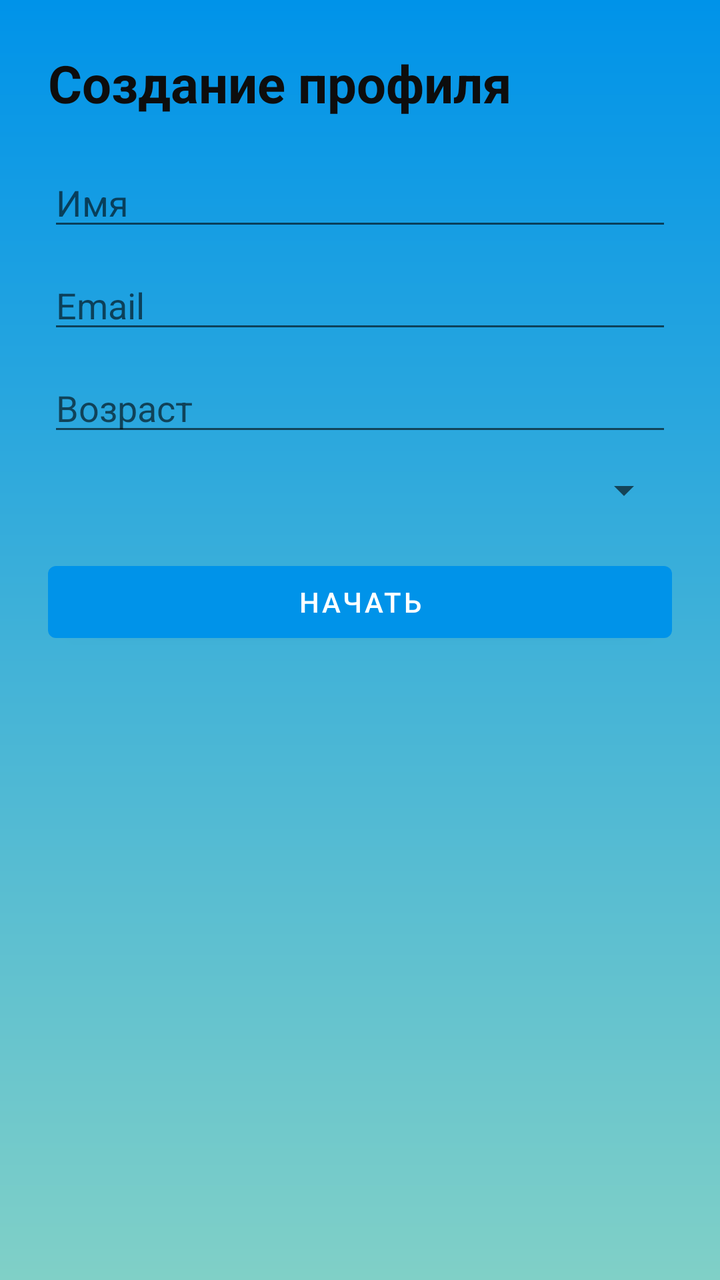
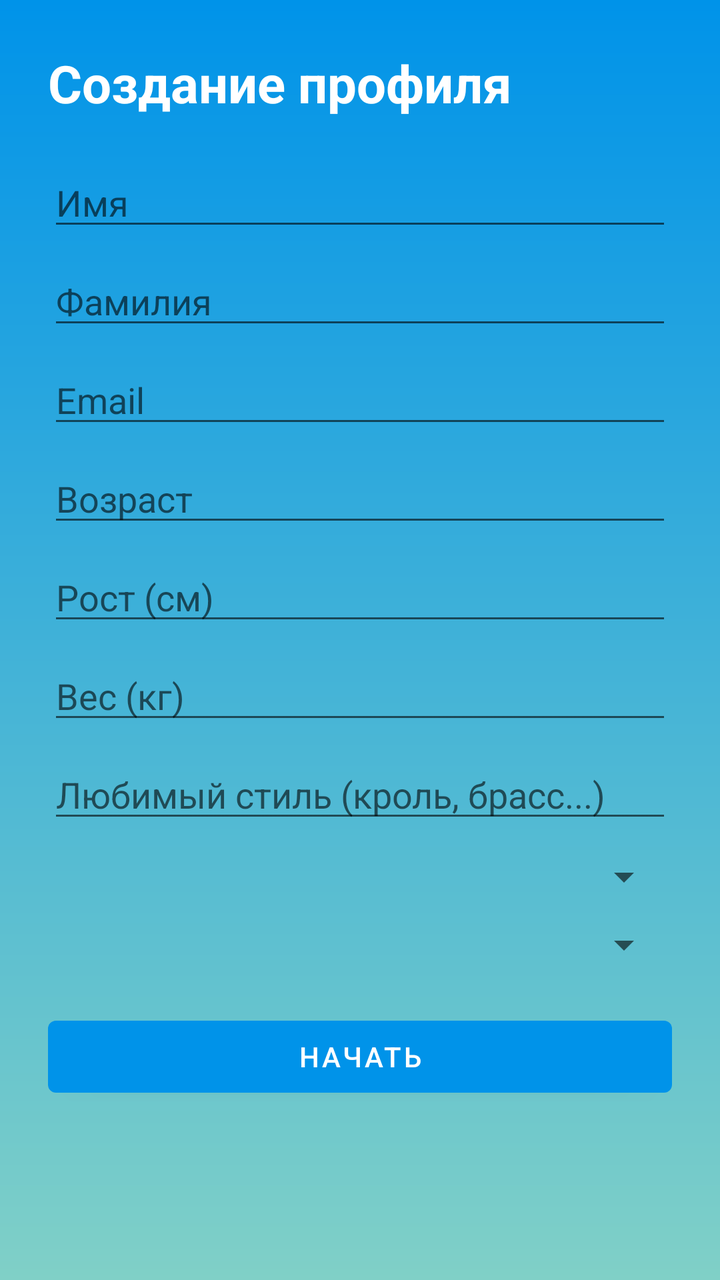

An Android layout rendered at two revisions. The XML below is the earlier revision; the diff shows what the commit changed to produce the second picture.
<!-- AndroidManifest.xml: application theme Theme.AquaTime -->
<!-- res/layout/activity_user_setup.xml -->
<ScrollView xmlns:android="http://schemas.android.com/apk/res/android"
    android:layout_width="match_parent"
    android:layout_height="match_parent"
    android:background="@drawable/bg_gradient">

    <LinearLayout
        android:orientation="vertical"
        android:padding="24dp"
        android:layout_width="match_parent"
        android:layout_height="wrap_content">

        <TextView
            android:layout_height="wrap_content"
            android:layout_width="match_parent"
            android:text="Создание профиля"
            android:textSize="26sp"
            android:textStyle="bold"
            android:layout_marginBottom="20dp"/>

        <EditText
            android:id="@+id/et_name"
            android:hint="Имя"
            android:layout_width="match_parent"
            android:layout_height="wrap_content"/>

        <EditText
            android:id="@+id/et_email"
            android:hint="Email"
            android:layout_width="match_parent"
            android:layout_height="wrap_content"
            android:layout_marginTop="10dp"/>

        <EditText
            android:id="@+id/et_age"
            android:hint="Возраст"
            android:inputType="number"
            android:layout_width="match_parent"
            android:layout_height="wrap_content"
            android:layout_marginTop="10dp"/>

        <Spinner
            android:id="@+id/spinner_level"
            android:layout_width="match_parent"
            android:layout_height="wrap_content"
            android:layout_marginTop="10dp"/>

        <Button
            android:id="@+id/btn_continue"
            android:text="Начать"
            android:layout_width="match_parent"
            android:layout_height="wrap_content"
            android:layout_marginTop="20dp"/>

    </LinearLayout>
</ScrollView>
<!-- resources referenced by this layout -->
<resources>
  <!-- drawable bg_gradient (drawable) -->
  <shape xmlns:android="http://schemas.android.com/apk/res/android">
      <gradient
          android:type="linear"
          android:startColor="#0093E9"
          android:endColor="#80D0C7"
          android:angle="270"/>
  </shape>
  <style name="Theme.AquaTime" parent="Theme.MaterialComponents.DayNight.NoActionBar">
          
          <item name="colorPrimary">@color/aqua_primary</item>
          <item name="colorPrimaryVariant">@color/aqua_secondary</item>
          <item name="colorOnPrimary">@android:color/white</item>
  
          <item name="colorSecondary">@color/aqua_accent</item>
          <item name="colorSecondaryVariant">@color/aqua_primary</item>
          <item name="colorOnSecondary">@android:color/white</item>
  
          
          <item name="android:colorBackground">@color/background_light</item>
  
          
          <item name="android:textColor">@color/text_primary</item>
      </style>
  <color name="aqua_primary">#0093E9</color>
  <color name="aqua_secondary">#80D0C7</color>
  <color name="aqua_accent">#0077B6</color>
  <color name="background_light">#F4FAFF</color>
  <color name="text_primary">#0D0D0D</color>
</resources>

<!-- the commit's change to res/layout/activity_user_setup.xml (unified diff, before → after) -->
@@ -15,25 +15,63 @@
             android:text="Создание профиля"
             android:textSize="26sp"
             android:textStyle="bold"
+            android:textColor="@android:color/white"
             android:layout_marginBottom="20dp"/>
 
         <EditText
-            android:id="@+id/et_name"
+            android:id="@+id/et_first_name"
             android:hint="Имя"
             android:layout_width="match_parent"
             android:layout_height="wrap_content"/>
 
         <EditText
+            android:id="@+id/et_last_name"
+            android:hint="Фамилия"
+            android:layout_width="match_parent"
+            android:layout_height="wrap_content"
+            android:layout_marginTop="8dp"/>
+
+        <EditText
             android:id="@+id/et_email"
             android:hint="Email"
+            android:inputType="textEmailAddress"
             android:layout_width="match_parent"
             android:layout_height="wrap_content"
-            android:layout_marginTop="10dp"/>
+            android:layout_marginTop="8dp"/>
 
         <EditText
             android:id="@+id/et_age"
             android:hint="Возраст"
             android:inputType="number"
+            android:layout_width="match_parent"
+            android:layout_height="wrap_content"
+            android:layout_marginTop="8dp"/>
+
+        <EditText
+            android:id="@+id/et_height"
+            android:hint="Рост (см)"
+            android:inputType="number"
+            android:layout_width="match_parent"
+            android:layout_height="wrap_content"
+            android:layout_marginTop="8dp"/>
+
+        <EditText
+            android:id="@+id/et_weight"
+            android:hint="Вес (кг)"
+            android:inputType="numberDecimal"
+            android:layout_width="match_parent"
+            android:layout_height="wrap_content"
+            android:layout_marginTop="8dp"/>
+
+        <EditText
+            android:id="@+id/et_style"
+            android:hint="Любимый стиль (кроль, брасс...)"
+            android:layout_width="match_parent"
+            android:layout_height="wrap_content"
+            android:layout_marginTop="8dp"/>
+
+        <Spinner
+            android:id="@+id/spinner_nation"
             android:layout_width="match_parent"
             android:layout_height="wrap_content"
             android:layout_marginTop="10dp"/>
